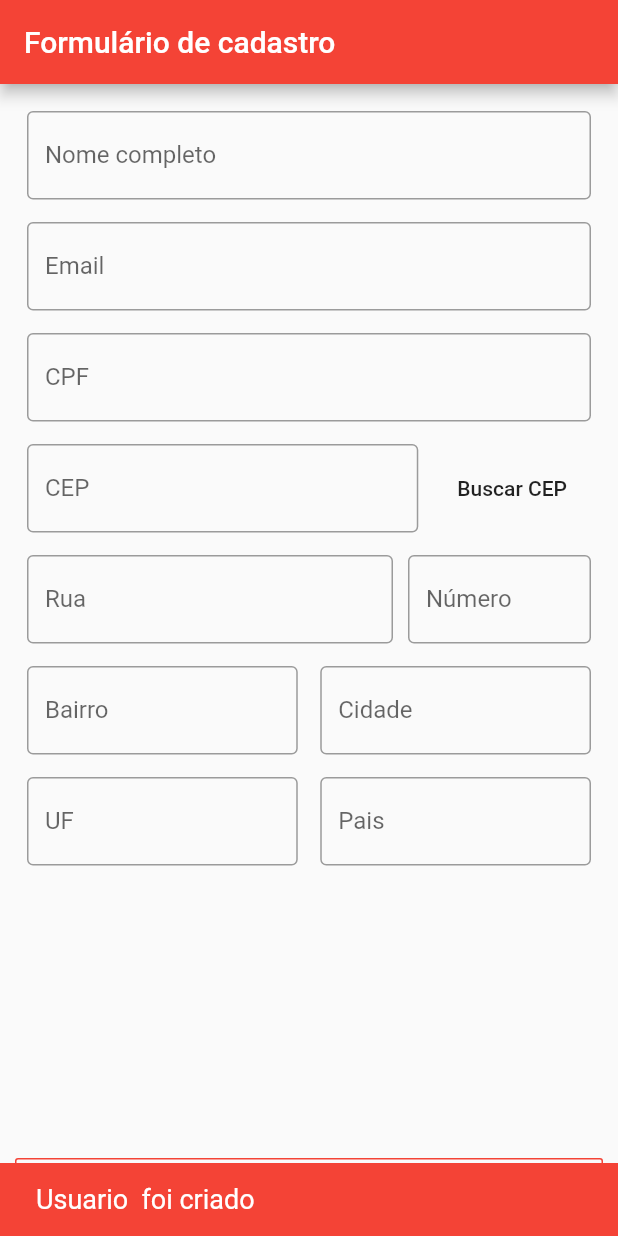
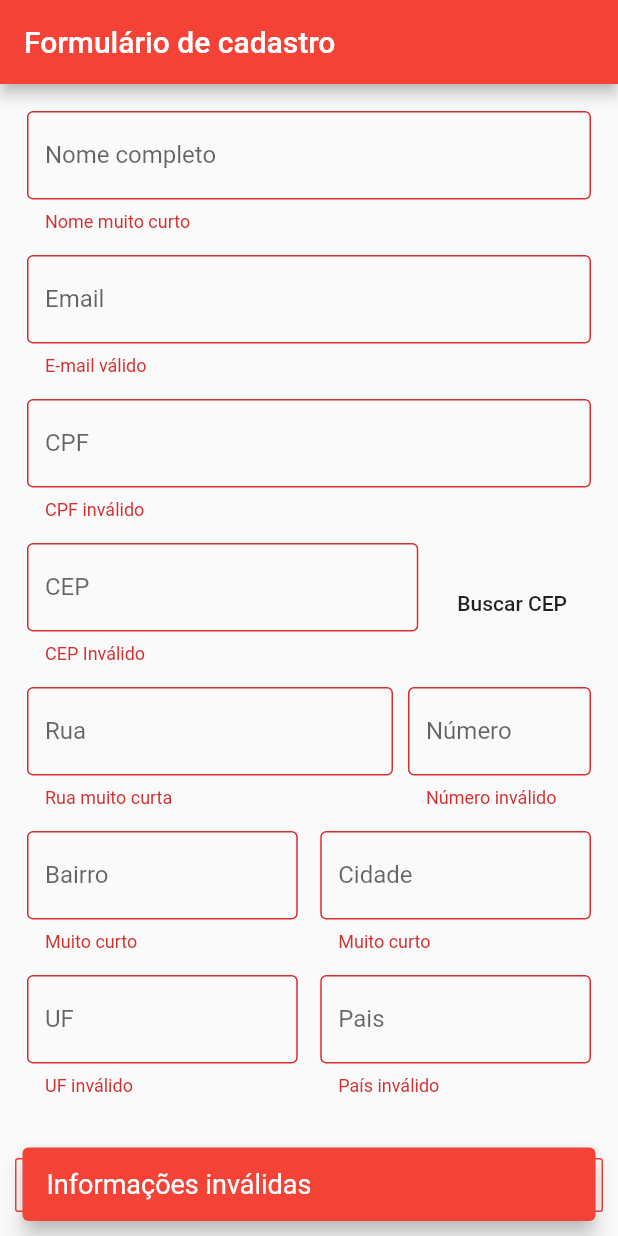
Before and after one commit to Miguel-Luz/formulario_cadastro_flutter, a Flutter app: the screen it shows after launch, after a tap on "Cadastrar", on a phone screen of 412 x 824 dp. Run offline on Flutter 3.47's test engine with Material 2 defaults, Android fonts, the phone set to English and light mode, and no system bars; our stand-ins replace dio, email_validator; missing offline and left inert: cnpj_cpf_formatter, cnpj_cpf_helper.

```diff
--- a/lib/entidades/usuario.dart
+++ b/lib/entidades/usuario.dart
@@ -5,4 +5,8 @@ class Usuario {
   String email;
   String cpf;
   Endereco endereco;
+
+  Usuario() {
+    endereco = Endereco();
+  }
 }
--- a/lib/formulario_page.dart
+++ b/lib/formulario_page.dart
@@ -1,9 +1,8 @@
+import 'package:cnpj_cpf_formatter/cnpj_cpf_formatter.dart';
+import 'package:cnpj_cpf_helper/cnpj_cpf_helper.dart';
+import 'package:email_validator/email_validator.dart';
 import 'package:flutter/material.dart';
 import 'package:dio/dio.dart';
-import 'package:formulario_cadastro/entidades/endereco.dart';
-
-import 'package:cnpj_cpf/cnpj_cpf.dart';
-
 import 'entidades/usuario.dart';
 
 class FormularioPage extends StatefulWidget {
@@ -12,7 +11,10 @@ class FormularioPage extends StatefulWidget {
 }
 
 class _FormularioPageState extends State<FormularioPage> {
-  String cpfErro;
+  final _scaffoldKey = GlobalKey<ScaffoldState>();
+  final _formKey = GlobalKey<FormState>();
+
+  Usuario _usuario = Usuario();
 
   final nomeController = TextEditingController();
   final emailController = TextEditingController();
@@ -25,7 +27,24 @@ class _FormularioPageState extends State<FormularioPage> {
   final ufController = TextEditingController();
   final paisController = TextEditingController();
 
-  void _buscarCEP(String cep, BuildContext context) async {
+  void _mostrarSnackBar(String mensagem) {
+    _scaffoldKey.currentState.showSnackBar(
+      SnackBar(
+        behavior: SnackBarBehavior.floating,
+        content: Text(
+          mensagem,
+          style: TextStyle(
+            fontSize: 18,
+            color: Colors.white,
+          ),
+        ),
+        backgroundColor: Colors.red,
+        duration: Duration(seconds: 2),
+      ),
+    );
+  }
+
+  void _buscarCEP(String cep) async {
     showDialog(
       context: context,
       barrierDismissible: false,
@@ -52,6 +71,7 @@ class _FormularioPageState extends State<FormularioPage> {
     );
 
     var dio = Dio();
+
     try {
       var resposta = await dio.get('https://viacep.com.br/ws/$cep/json/');
       var endereco = resposta.data;
@@ -59,25 +79,29 @@ class _FormularioPageState extends State<FormularioPage> {
       bairroController.text = endereco['bairro'];
       cidadeController.text = endereco['localidade'];
       ufController.text = endereco['uf'];
+      paisController.text = 'Brasil';
     } catch (e) {
-      Scaffold.of(context).showSnackBar(
-        SnackBar(
-          behavior: SnackBarBehavior.floating,
-          content: Text(
-            'CEP não encontrado!!',
-            style: TextStyle(fontSize: 18, color: Colors.white),
-          ),
-          backgroundColor: Colors.red,
-          duration: Duration(seconds: 2),
-        ),
-      );
+      _mostrarSnackBar('CEP não encontrado!!');
     } finally {
       Navigator.of(context).pop();
     }
   }
 
+  void _clickBotao() {
+    if (!_formKey.currentState.validate()) {
+      _mostrarSnackBar('Informações inválidas');
+      return;
+    }
+
+    _formKey.currentState.save();
+    _mostrarSnackBar('Dados válidos');
+  }
+
   @override
   void dispose() {
+    nomeController.dispose();
+    emailController.dispose();
+    cpfController.dispose();
     cepController.dispose();
     ruaController.dispose();
     numeroController.dispose();
@@ -91,6 +115,7 @@ class _FormularioPageState extends State<FormularioPage> {
   @override
   Widget build(BuildContext context) {
     return Scaffold(
+      key: _scaffoldKey,
       appBar: AppBar(
         backgroundColor: Colors.red,
         title: Text('Formulário de cadastro'),
@@ -103,68 +128,93 @@ class _FormularioPageState extends State<FormularioPage> {
               child: SingleChildScrollView(
                 child: Padding(
                   padding: EdgeInsets.all(8.0),
+                  child: Form(
+                    key: _formKey,
                     child: Column(
                       children: <Widget>[
-                      TextField(
+                        TextFormField(
                           controller: nomeController,
                           decoration: InputDecoration(
                             labelText: 'Nome completo',
                             border: OutlineInputBorder(),
                           ),
+                          validator: (valor) {
+                            if (valor.length < 3) return 'Nome muito curto';
+                            if (valor.length > 30) return 'Nome muito longo';
+
+                            return null;
+                          },
+                          onSaved: (valor) {
+                            _usuario.nome = valor;
+                          },
                         ),
                         SizedBox(height: 15),
-                      TextField(
+                        TextFormField(
                           controller: emailController,
                           decoration: InputDecoration(
                             labelText: 'Email',
                             border: OutlineInputBorder(),
                           ),
+                          validator: (valor) {
+                            if (!EmailValidator.validate(valor))
+                              return 'E-mail válido';
+
+                            return null;
+                          },
+                          onSaved: (valor) {
+                            _usuario.email = valor;
+                          },
                         ),
                         SizedBox(height: 15),
-                      TextField(
+                        TextFormField(
                           controller: cpfController,
                           decoration: InputDecoration(
                             labelText: 'CPF',
                             border: OutlineInputBorder(),
-                            errorText: cpfErro),
-                        onChanged: (valor) {
-                          if (!CnpjCpf.isValid(valor)) {
-                            setState(() {
-                              cpfErro = 'CPF inválido';
-                            });
-                          } else {
-                            setState(() {
-                              cpfErro = null;
-                            });
-                          }
+                          ),
+                          validator: (valor) {
+                            if (!CnpjCpfBase.isCpfValid(valor))
+                              return 'CPF inválido';
+
+                            return null;
                           },
+                          onSaved: (valor) {
+                            _usuario.cpf = valor;
+                          },
+                          inputFormatters: [
+                            CnpjCpfFormatter(eDocumentType: EDocumentType.CPF)
+                          ],
                         ),
                         SizedBox(height: 15),
                         Row(
                           children: <Widget>[
                             Expanded(
-                            child: TextField(
+                              child: TextFormField(
                                 controller: cepController,
                                 decoration: InputDecoration(
                                   labelText: 'CEP',
                                   border: OutlineInputBorder(),
                                 ),
                                 keyboardType: TextInputType.number,
+                                validator: (valor) {
+                                  if (valor.length != 8) return 'CEP Inválido';
+
+                                  return null;
+                                },
+                                onSaved: (valor) {
+                                  _usuario.endereco.cep = valor;
+                                },
                               ),
                             ),
                             SizedBox(width: 10),
-                          Builder(
-                            builder: (ctx) {
-                              return FlatButton(
+                            FlatButton(
                               onPressed: () {
                                 if (cepController.text.isNotEmpty) {
-                                    _buscarCEP(cepController.text, ctx);
+                                  _buscarCEP(cepController.text);
                                 }
                               },
                               child: Text('Buscar CEP'),
-                              );
-                            },
-                          )
+                            ),
                           ],
                         ),
                         SizedBox(height: 15),
@@ -172,23 +222,42 @@ class _FormularioPageState extends State<FormularioPage> {
                           children: <Widget>[
                             Expanded(
                               flex: 2,
-                            child: TextField(
+                              child: TextFormField(
                                 controller: ruaController,
                                 decoration: InputDecoration(
                                   labelText: 'Rua',
                                   border: OutlineInputBorder(),
                                 ),
+                                validator: (valor) {
+                                  if (valor.length < 3)
+                                    return 'Rua muito curta';
+
+                                  return null;
+                                },
+                                onSaved: (valor) {
+                                  _usuario.endereco.rua = valor;
+                                },
                               ),
                             ),
                             SizedBox(width: 10),
                             Expanded(
-                            child: TextField(
+                              child: TextFormField(
                                 controller: numeroController,
                                 decoration: InputDecoration(
                                   labelText: 'Número',
                                   border: OutlineInputBorder(),
                                 ),
                                 keyboardType: TextInputType.number,
+                                validator: (valor) {
+                                  if (int.tryParse(valor) == null)
+                                    return 'Número inválido';
+
+                                  return null;
+                                },
+                                onSaved: (valor) {
+                                  _usuario.endereco.numero =
+                                      int.tryParse(valor);
+                                },
                               ),
                             ),
                           ],
@@ -197,22 +266,38 @@ class _FormularioPageState extends State<FormularioPage> {
                         Row(
                           children: <Widget>[
                             Expanded(
-                            child: TextField(
+                              child: TextFormField(
                                 controller: bairroController,
                                 decoration: InputDecoration(
                                   labelText: 'Bairro',
                                   border: OutlineInputBorder(),
                                 ),
+                                validator: (valor) {
+                                  if (valor.length < 3) return 'Muito curto';
+
+                                  return null;
+                                },
+                                onSaved: (valor) {
+                                  _usuario.endereco.bairro = valor;
+                                },
                               ),
                             ),
                             SizedBox(width: 15),
                             Expanded(
-                            child: TextField(
+                              child: TextFormField(
                                 controller: cidadeController,
                                 decoration: InputDecoration(
                                   labelText: 'Cidade',
                                   border: OutlineInputBorder(),
                                 ),
+                                validator: (valor) {
+                                  if (valor.length < 3) return 'Muito curto';
+
+                                  return null;
+                                },
+                                onSaved: (valor) {
+                                  _usuario.endereco.cidade = valor;
+                                },
                               ),
                             ),
                           ],
@@ -221,22 +306,39 @@ class _FormularioPageState extends State<FormularioPage> {
                         Row(
                           children: <Widget>[
                             Expanded(
-                            child: TextField(
+                              child: TextFormField(
                                 controller: ufController,
                                 decoration: InputDecoration(
                                   labelText: 'UF',
                                   border: OutlineInputBorder(),
                                 ),
+                                validator: (valor) {
+                                  if (valor.length != 2) return 'UF inválido';
+
+                                  return null;
+                                },
+                                onSaved: (valor) {
+                                  _usuario.endereco.uf = valor;
+                                },
                               ),
                             ),
                             SizedBox(width: 15),
                             Expanded(
-                            child: TextField(
+                              child: TextFormField(
                                 controller: paisController,
                                 decoration: InputDecoration(
                                   labelText: 'Pais',
                                   border: OutlineInputBorder(),
                                 ),
+                                validator: (valor) {
+                                  if (valor.toUpperCase() != 'BRASIL')
+                                    return 'País inválido';
+
+                                  return null;
+                                },
+                                onSaved: (valor) {
+                                  _usuario.endereco.pais = valor;
+                                },
                               ),
                             ),
                           ],
@@ -246,42 +348,16 @@ class _FormularioPageState extends State<FormularioPage> {
                   ),
                 ),
               ),
+            ),
             Container(
               width: double.maxFinite,
-              child: Builder(
-                builder: (ctx) {
-                  return OutlineButton(
-                    onPressed: () {
-                      var usuario = Usuario()
-                        ..nome = nomeController.text
-                        ..email = emailController.text
-                        ..cpf = cpfController.text
-                        ..endereco = Endereco()
-                        ..endereco.cep = cepController.text
-                        ..endereco.rua = ruaController.text
-                        ..endereco.bairro = bairroController.text
-                        ..endereco.cidade = cidadeController.text
-                        ..endereco.uf = ufController.text
-                        ..endereco.pais = paisController.text;
-
-                      Scaffold.of(ctx).showSnackBar(
-                        SnackBar(
-                          content: Text(
-                            'Usuario ${usuario?.nome ?? ''} foi criado',
-                            style: TextStyle(fontSize: 18, color: Colors.white),
-                          ),
-                          backgroundColor: Colors.red,
-                          duration: Duration(seconds: 3),
-                        ),
-                      );
-                    },
+              child: OutlineButton(
+                onPressed: _clickBotao,
                 child: Text('Cadastrar'),
                 borderSide: BorderSide(
                   color: Colors.red,
                 ),
                 textColor: Colors.red,
-                  );
-                },
               ),
             )
           ],
--- a/pubspec.yaml
+++ b/pubspec.yaml
@@ -25,7 +25,9 @@ dependencies:
     sdk: flutter
 
   dio: ^3.0.9
-  cnpj_cpf: ^0.0.2
+  email_validator: ^1.0.5
+  cnpj_cpf_helper: ^1.0.8
+  cnpj_cpf_formatter: ^1.0.8
 
 
   # The following adds the Cupertino Icons font to your application.
```
Also changed, not shown: pubspec.lock. Lines whose indentation alone changed are shown as unchanged.
